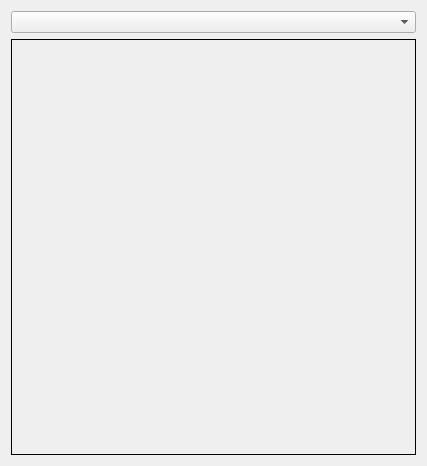
This is mainwindow.ui in Qt-Widgets/Qt-Image-ComboBox as Qt 5 draws it before an edit. The edited form follows.
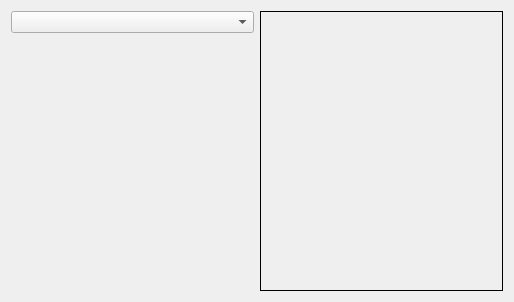
This is the edited form. Custom widgets are drawn as their Qt base class.

The edit to the form file:
```diff
--- a/mainwindow.ui
+++ b/mainwindow.ui
@@ -6,19 +6,36 @@
    <rect>
     <x>0</x>
     <y>0</y>
-    <width>427</width>
-    <height>466</height>
+    <width>514</width>
+    <height>302</height>
    </rect>
   </property>
   <property name="windowTitle">
    <string>MainWindow</string>
   </property>
   <widget class="QWidget" name="centralWidget">
-   <layout class="QGridLayout" name="gridLayout">
-    <item row="0" column="0">
-     <widget class="QImageComboBox" name="imgCombobox"/>
+   <layout class="QHBoxLayout" name="horizontalLayout">
+    <item>
+     <layout class="QVBoxLayout" name="verticalLayout">
+      <item>
+       <widget class="QImageComboBox" name="imgCombobox"/>
+      </item>
+      <item>
+       <spacer name="verticalSpacer">
+        <property name="orientation">
+         <enum>Qt::Vertical</enum>
+        </property>
+        <property name="sizeHint" stdset="0">
+         <size>
+          <width>20</width>
+          <height>40</height>
+         </size>
+        </property>
+       </spacer>
+      </item>
+     </layout>
     </item>
-    <item row="1" column="0">
+    <item>
      <widget class="QLabel" name="label">
       <property name="frameShape">
        <enum>QFrame::Box</enum>
```
